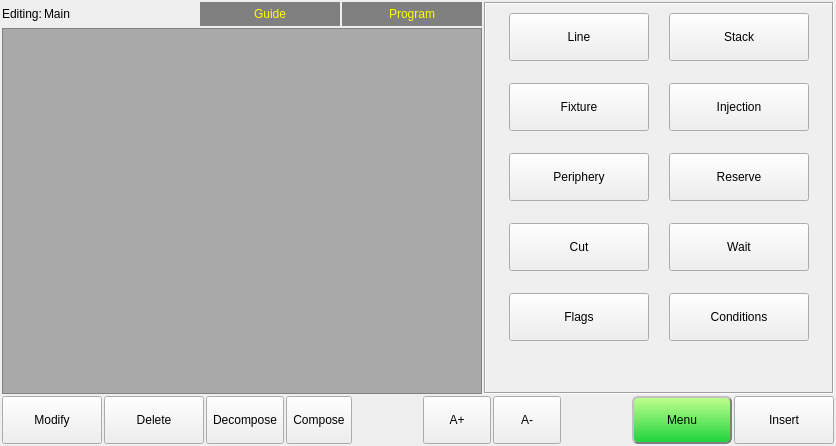
The window that hcinstruction/ichcinstructionpageframe.ui (GaussCheng/2-5AxisPunch) describes before a commit, drawn with Qt 5.
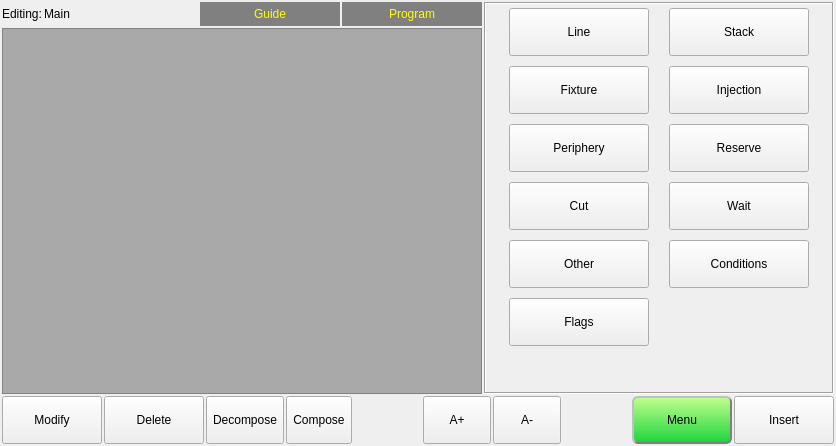
The same window after the commit. Icons and pictures are not drawn.

```diff
--- a/hcinstruction/ichcinstructionpageframe.ui
+++ b/hcinstruction/ichcinstructionpageframe.ui
@@ -246,11 +246,17 @@
           <number>20</number>
          </property>
          <property name="verticalSpacing">
-          <number>22</number>
+          <number>10</number>
          </property>
          <property name="leftMargin">
           <number>23</number>
          </property>
+         <property name="topMargin">
+          <number>4</number>
+         </property>
+         <property name="bottomMargin">
+          <number>4</number>
+         </property>
          <item row="1" column="0">
           <widget class="QToolButton" name="lineButton">
            <property name="sizePolicy">
@@ -555,7 +561,7 @@
            </property>
           </widget>
          </item>
-         <item row="5" column="0">
+         <item row="6" column="0">
           <widget class="QToolButton" name="flagsButton">
            <property name="sizePolicy">
             <sizepolicy hsizetype="Preferred" vsizetype="Preferred">
@@ -593,6 +599,44 @@
            </property>
           </widget>
          </item>
+         <item row="5" column="0">
+          <widget class="QToolButton" name="otherButton">
+           <property name="sizePolicy">
+            <sizepolicy hsizetype="Preferred" vsizetype="Preferred">
+             <horstretch>0</horstretch>
+             <verstretch>0</verstretch>
+            </sizepolicy>
+           </property>
+           <property name="minimumSize">
+            <size>
+             <width>140</width>
+             <height>48</height>
+            </size>
+           </property>
+           <property name="maximumSize">
+            <size>
+             <width>140</width>
+             <height>48</height>
+            </size>
+           </property>
+           <property name="text">
+            <string>Other</string>
+           </property>
+           <property name="icon">
+            <iconset resource="../resource.qrc">
+             <normaloff>:/resource/settings.png</normaloff>:/resource/settings.png</iconset>
+           </property>
+           <property name="iconSize">
+            <size>
+             <width>32</width>
+             <height>32</height>
+            </size>
+           </property>
+           <property name="toolButtonStyle">
+            <enum>Qt::ToolButtonTextBesideIcon</enum>
+           </property>
+          </widget>
+         </item>
          <item row="5" column="1">
           <widget class="QToolButton" name="conditionsToolButton">
            <property name="sizePolicy">
```
Left out of the diff: 11 changed lines with no effect on the pictures.
